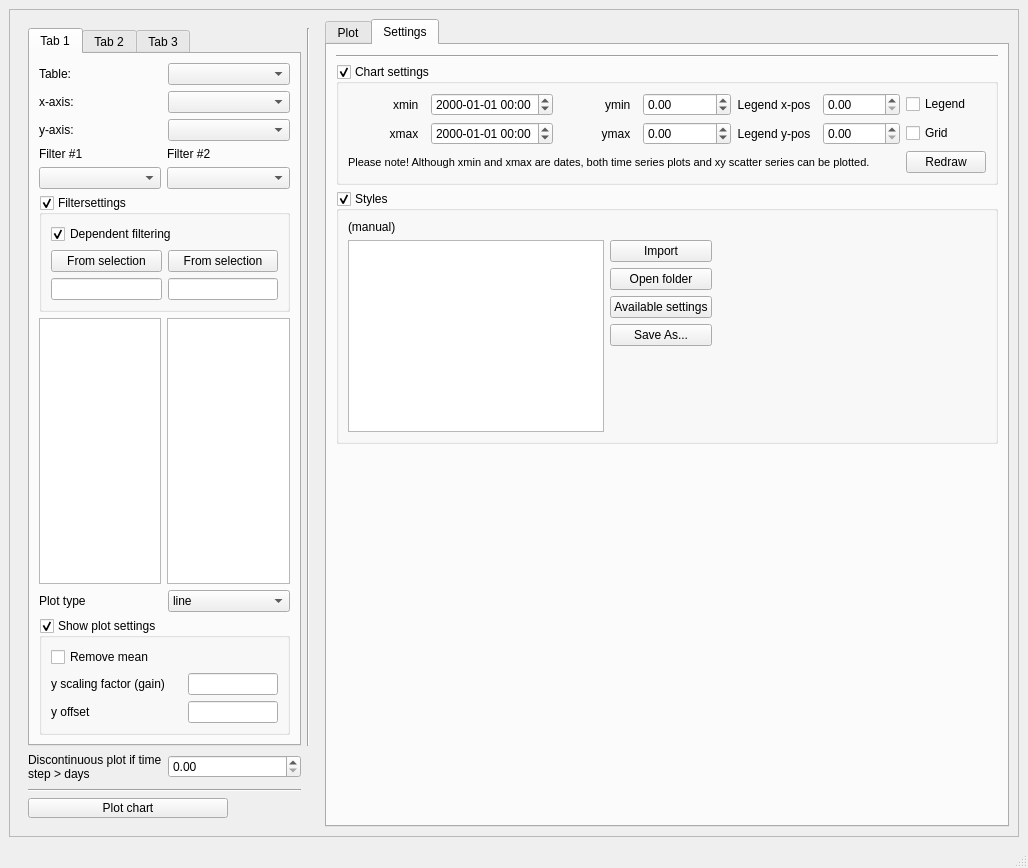
Qt form ui/customplotdialog.ui (jkall/qgis-midvatten-plugin) before a commit.
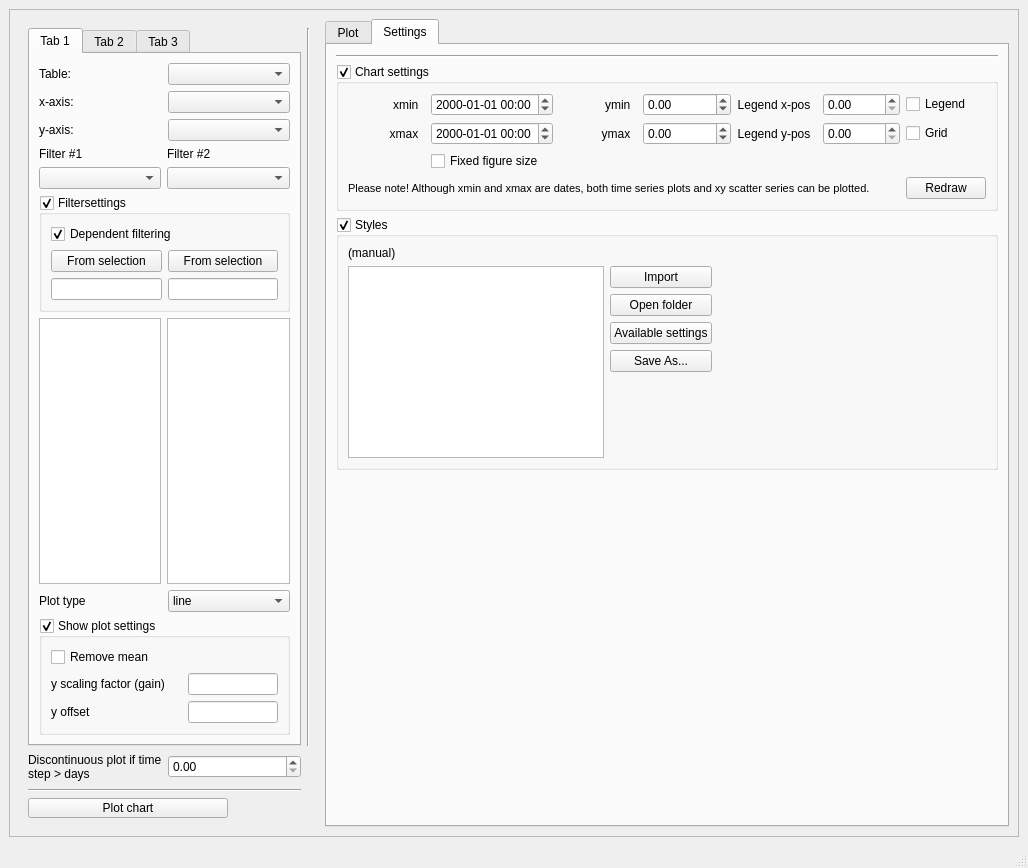
The same form after that commit. The open tabs and pages were chosen to show the change.

Commit message: Fixes customplot grid not showing.

```diff
--- a/ui/customplotdialog.ui
+++ b/ui/customplotdialog.ui
@@ -1962,7 +1962,7 @@
                      </property>
                     </widget>
                    </item>
-                   <item row="3" column="0" colspan="6">
+                   <item row="4" column="0" colspan="6">
                     <widget class="QLabel" name="label_10">
                      <property name="font">
                       <font>
@@ -2192,7 +2192,7 @@
                      </property>
                     </widget>
                    </item>
-                   <item row="3" column="6">
+                   <item row="4" column="6">
                     <widget class="QPushButton" name="Redraw_pushButton">
                      <property name="sizePolicy">
                       <sizepolicy hsizetype="Fixed" vsizetype="Fixed">
@@ -2222,6 +2222,16 @@
                      </property>
                     </widget>
                    </item>
+                   <item row="2" column="1">
+                    <widget class="QCheckBox" name="fixed_figuresize_checkbox">
+                     <property name="toolTip">
+                      <string>&lt;html&gt;&lt;head/&gt;&lt;body&gt;&lt;p&gt;Checked:&lt;/p&gt;&lt;p&gt;Figure size is set to figure.figsize * savefig.dpi.&lt;/p&gt;&lt;p&gt;Ex: figure.figsize: 1, 1 (inches) and savefig.dpi: 450 gives an image of 450 * 450 pixels.&lt;/p&gt;&lt;/body&gt;&lt;/html&gt;</string>
+                     </property>
+                     <property name="text">
+                      <string>Fixed figure size</string>
+                     </property>
+                    </widget>
+                   </item>
                   </layout>
                  </item>
                 </layout>
```
Left out of the diff: 4 changed lines with no effect on the pictures. The commit also changes 1 other file.
